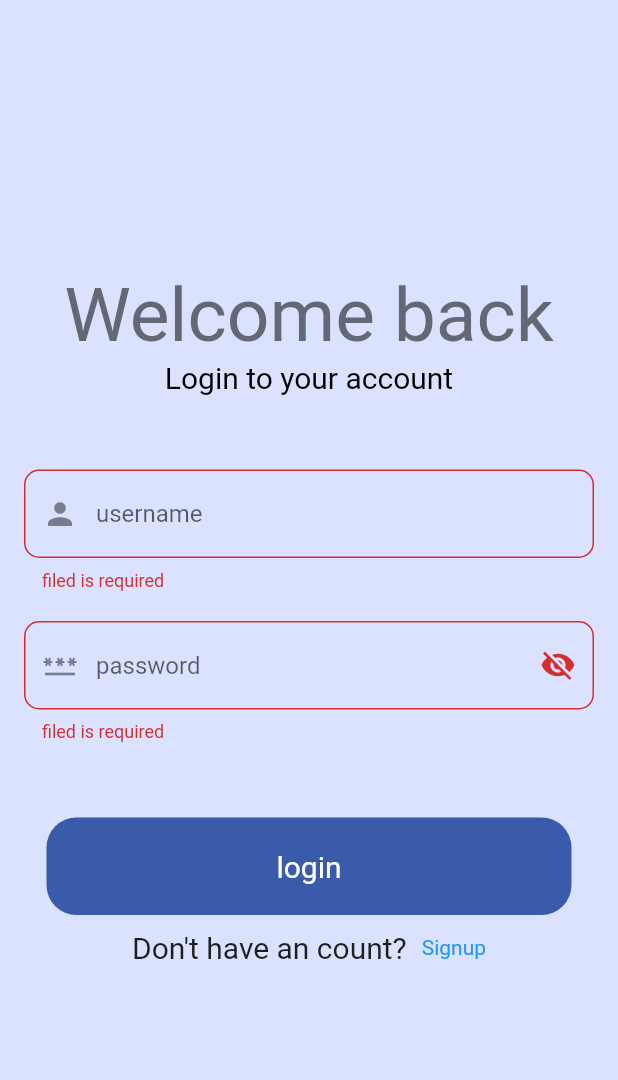
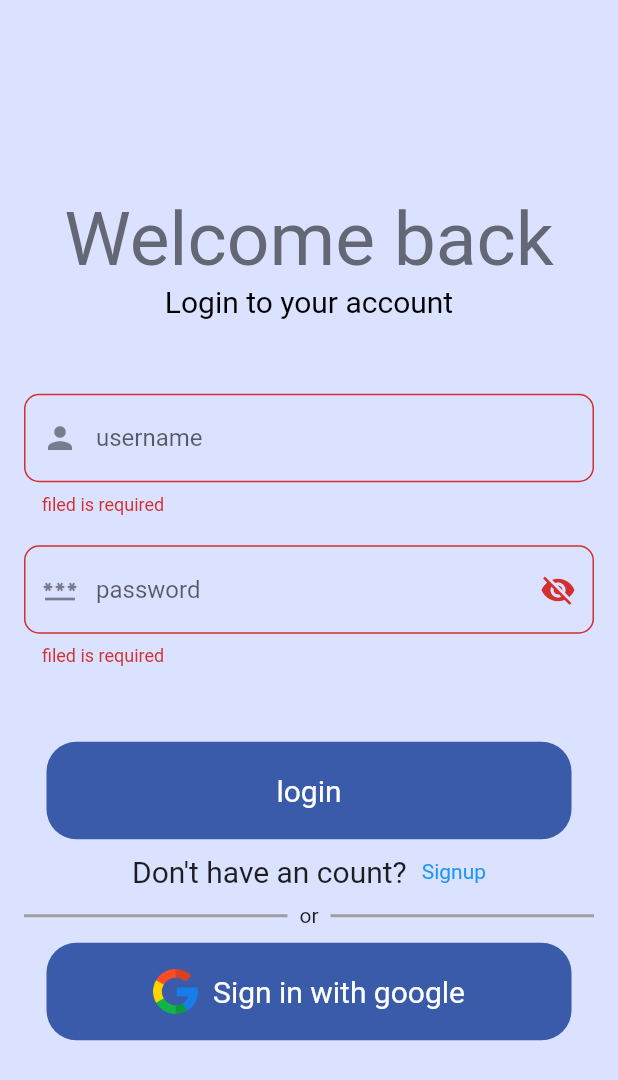
Before and after one commit to KhaledElalfy1/Login-UI, a Flutter app: the screen it shows after launch, after a tap on "login", on a phone screen of 412 x 824 dp. Shown: the top 1080 px of the screen. Run offline on Flutter 3.47's test engine with Material 2 defaults, Android fonts, the phone set to English and light mode, and no system bars; our stand-ins replace awesome_dialog, firebase_auth, firebase_core; accounts and stored records are empty.

```diff
--- a/lib/Screens/Login.dart
+++ b/lib/Screens/Login.dart
@@ -1,4 +1,4 @@
-
+import 'package:awesome_dialog/awesome_dialog.dart';
 import 'package:firebase_auth/firebase_auth.dart';
 import 'package:flutter/material.dart';
 import 'package:responsive_ui/Screens/signup.dart';
@@ -8,9 +8,7 @@ import 'package:responsive_ui/widgets/custom_text_form_filed.dart';
 import 'home.dart';
 
 class LogInScreen extends StatefulWidget {
-  final TextEditingController _userName = TextEditingController();
-
-  LogInScreen({Key? key}) : super(key: key);
+  const LogInScreen({Key? key}) : super(key: key);
 
   @override
   State<LogInScreen> createState() => _LogInScreenState();
@@ -102,9 +100,58 @@ class _LogInScreenState extends State<LogInScreen> {
                       'Signup',
                       style: TextStyle(color: Colors.blue),
                     ),
-                  )
+                  ),
                 ],
-              )
+              ),
+              const SizedBox(
+                height: 10,
+              ),
+              const Row(
+                children: [
+                  Expanded(
+                    child: Divider(color: Colors.grey, thickness: 2),
+                  ),
+                  Padding(
+                    padding: EdgeInsets.symmetric(horizontal: 8.0),
+                    child: Text('or'),
+                  ),
+                  Expanded(
+                    child: Divider(color: Colors.grey, thickness: 2),
+                  ),
+                ],
+              ),
+              const SizedBox(
+                height: 10,
+              ),
+              // create container to sign in with google
+              GestureDetector(
+                onTap: () {},
+                child: Container(
+                  width: 350,
+                  height: 65,
+                  alignment: Alignment.center,
+                  decoration: const BoxDecoration(
+                      borderRadius: BorderRadius.all(Radius.circular(20)),
+                      color: Color(0xff395BA9)),
+                  child: Row(
+                    mainAxisAlignment: MainAxisAlignment.center,
+                    children: [
+                      Image.asset(
+                        'assets/images/google.png',
+                        width: 30,
+                        height: 30,
+                      ),
+                      const SizedBox(
+                        width: 10,
+                      ),
+                      const Text(
+                        'Sign in with google',
+                        style: TextStyle(color: Colors.white, fontSize: 20),
+                      ),
+                    ],
+                  ),
+                ),
+              ),
             ],
           ),
         ),
@@ -117,7 +164,27 @@ class _LogInScreenState extends State<LogInScreen> {
       try {
         final credential = await FirebaseAuth.instance
             .signInWithEmailAndPassword(email: email, password: password);
-            Navigator.push(context, MaterialPageRoute(builder: (context)=>const HomeScreen()));
+        if (credential.user!.emailVerified) {
+          Navigator.push(
+            context,
+            MaterialPageRoute(
+              builder: (context) {
+                return const HomeScreen();
+              },
+            ),
+          );
+        } else {
+          credential.user!.sendEmailVerification();
+          AwesomeDialog(
+            context: context,
+            dialogType: DialogType.error,
+            animType: AnimType.rightSlide,
+            title: 'Dialog Title',
+            desc: 'Kindly verify your email',
+            btnCancelOnPress: () {},
+            btnOkOnPress: () {},
+          ).show();
+        }
       } on FirebaseAuthException catch (e) {
         _handleFirebaseExceptions(e);
       }
@@ -126,11 +193,27 @@ class _LogInScreenState extends State<LogInScreen> {
 
   void _handleFirebaseExceptions(FirebaseAuthException e) {
     if (e.code == 'user-not-found') {
-      debugPrint('No user found for that email.');
-
+      // debugPrint('No user found for that email.');
+      AwesomeDialog(
+        context: context,
+        dialogType: DialogType.error,
+        animType: AnimType.rightSlide,
+        title: 'Dialog Title',
+        desc: 'No user found for that email',
+        btnCancelOnPress: () {},
+        btnOkOnPress: () {},
+      ).show();
     } else if (e.code == 'wrong-password') {
-      debugPrint('Wrong password provided for that user.');
-
+      // debugPrint('Wrong password provided for that user.');
+      AwesomeDialog(
+        context: context,
+        dialogType: DialogType.error,
+        animType: AnimType.rightSlide,
+        title: 'Dialog Title',
+        desc: 'Wrong password provided for that user',
+        btnCancelOnPress: () {},
+        btnOkOnPress: () {},
+      ).show();
     }
   }
 }
--- a/lib/main.dart
+++ b/lib/main.dart
@@ -25,9 +25,7 @@ class MyApp extends StatefulWidget {
 class _MyAppState extends State<MyApp> {
   @override
   void initState() {
-    FirebaseAuth.instance
-  .authStateChanges()
-  .listen((User? user) {
+    FirebaseAuth.instance.authStateChanges().listen((User? user) {
       if (user == null) {
         debugPrint('User is currently signed out!');
       } else {
@@ -36,11 +34,15 @@ class _MyAppState extends State<MyApp> {
     });
     super.initState();
   }
+
   @override
   Widget build(BuildContext context) {
     return MaterialApp(
       debugShowCheckedModeBanner: false,
-      home:FirebaseAuth.instance.currentUser==null? LogInScreen():const HomeScreen(),
+      home: (FirebaseAuth.instance.currentUser != null &&
+              FirebaseAuth.instance.currentUser!.emailVerified)
+          ? const HomeScreen()
+          : const LogInScreen(),
     );
   }
 }
```
Also changed, not shown: lib/Screens/home.dart (+37 -6 lines), pubspec.yaml (+3 -9 lines), assets/images/google.png (added), pubspec.lock, 4 other files. Lines whose indentation alone changed are shown as unchanged.
